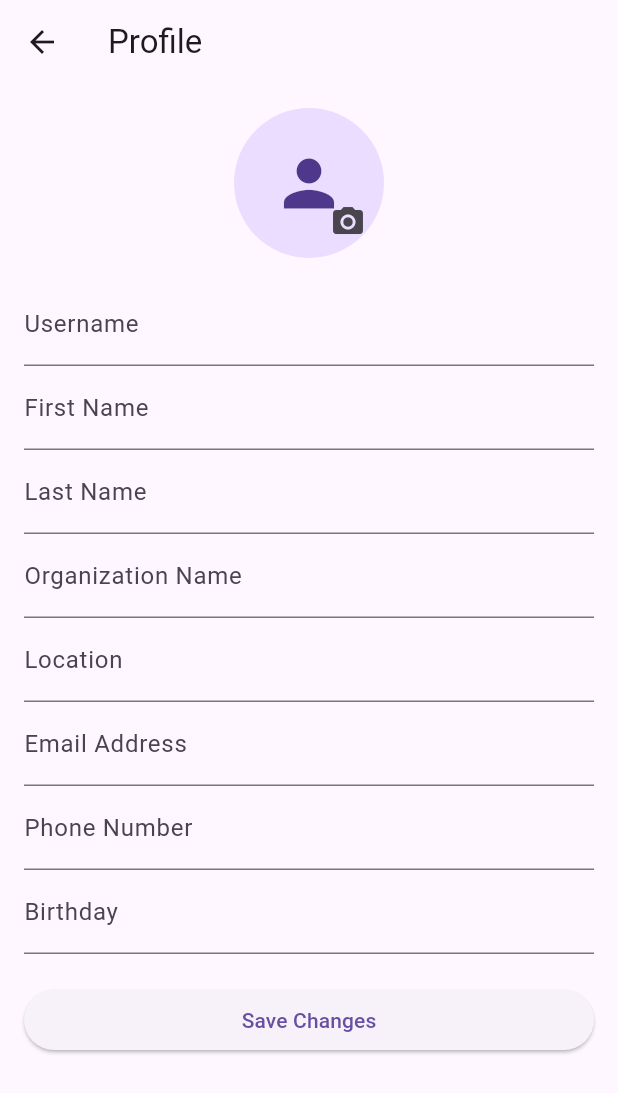
After one commit to bsc-com-35-20/Intern_Hub, a Flutter app: the UpdateProfile screen opened by its route, on a phone screen of 412 x 824 dp. The commit adds this screen. Shown: the top 1093 px of the screen. Run offline on Flutter 3.47's test engine with Material 3 defaults, Android fonts, the light colour scheme and no system bars; our stand-ins replace cloud_firestore, connectivity_plus, firebase_auth, firebase_core, fluttertoast, image_picker and 1 more; accounts and stored records are empty.

Commit message:
Trying to create a user profile updating page

```diff
--- a/lib/Settings/SettingsPage.dart
+++ b/lib/Settings/SettingsPage.dart
@@ -1,6 +1,7 @@
 import 'package:flutter/material.dart';
 import 'package:firebase_auth/firebase_auth.dart';
 import 'package:fluttertoast/fluttertoast.dart';
+import '../Settings/UpdateProfile.dart';
 
 class SettingsPage extends StatefulWidget {
   @override
--- /dev/null
+++ b/lib/Settings/UpdateProfile.dart
@@ -0,0 +1,152 @@
+import 'package:flutter/material.dart';
+import 'package:intl/intl.dart';
+import 'package:image_picker/image_picker.dart';
+import 'dart:io';
+
+
+class UpdateProfile extends StatefulWidget {
+  @override
+  _UpdateProfileState createState() => _UpdateProfileState();
+}
+
+class _UpdateProfileState extends State<UpdateProfile> {
+  File? _image;
+  final _formKey = GlobalKey<FormState>();
+  final _usernameController = TextEditingController();
+  final _firstNameController = TextEditingController();
+  final _lastNameController = TextEditingController();
+  final _organizationController = TextEditingController();
+  final _locationController = TextEditingController();
+  final _emailController = TextEditingController();
+  final _phoneController = TextEditingController();
+  final _birthdayController = TextEditingController();
+
+  Future<void> _pickImage() async {
+    final pickedFile = await ImagePicker().pickImage(source: ImageSource.gallery);
+    if (pickedFile != null) {
+      setState(() {
+        _image = File(pickedFile.path);
+      });
+    }
+  }
+
+  @override
+  Widget build(BuildContext context) {
+    return Scaffold(
+      appBar: AppBar(
+        title: Text('Profile'),
+      ),
+      body: Padding(
+        padding: const EdgeInsets.all(16.0),
+        child: Form(
+          key: _formKey,
+          child: ListView(
+            children: [
+              Center(
+                child: Stack(
+                  children: [
+                    CircleAvatar(
+                      radius: 50,
+                      backgroundImage:
+                          _image != null ? FileImage(_image!) : null,
+                      child: _image == null
+                          ? Icon(Icons.person, size: 50)
+                          : null,
+                    ),
+                    Positioned(
+                      bottom: 0,
+                      right: 0,
+                      child: IconButton(
+                        icon: Icon(Icons.camera_alt),
+                        onPressed: _pickImage,
+                      ),
+                    ),
+                  ],
+                ),
+              ),
+              SizedBox(height: 16),
+              TextFormField(
+                controller: _usernameController,
+                decoration: InputDecoration(
+                  labelText: 'Username',
+                ),
+              ),
+              TextFormField(
+                controller: _firstNameController,
+                decoration: InputDecoration(
+                  labelText: 'First Name',
+                ),
+              ),
+              TextFormField(
+                controller: _lastNameController,
+                decoration: InputDecoration(
+                  labelText: 'Last Name',
+                ),
+              ),
+              TextFormField(
+                controller: _organizationController,
+                decoration: InputDecoration(
+                  labelText: 'Organization Name',
+                ),
+              ),
+              TextFormField(
+                controller: _locationController,
+                decoration: InputDecoration(
+                  labelText: 'Location',
+                ),
+              ),
+              TextFormField(
+                controller: _emailController,
+                decoration: InputDecoration(
+                  labelText: 'Email Address',
+                ),
+                keyboardType: TextInputType.emailAddress,
+              ),
+              TextFormField(
+                controller: _phoneController,
+                decoration: InputDecoration(
+                  labelText: 'Phone Number',
+                ),
+                keyboardType: TextInputType.phone,
+              ),
+              TextFormField(
+                controller: _birthdayController,
+                decoration: InputDecoration(
+                  labelText: 'Birthday',
+                ),
+                readOnly: true,
+                onTap: () async {
+                  DateTime? pickedDate = await showDatePicker(
+                    context: context,
+                    initialDate: DateTime.now(),
+                    firstDate: DateTime(1900),
+                    lastDate: DateTime.now(),
+                  );
+                  if (pickedDate != null) {
+                    String formattedDate =
+                        DateFormat('MM/dd/yyyy').format(pickedDate);
+                    setState(() {
+                      _birthdayController.text = formattedDate;
+                    });
+                  }
+                },
+              ),
+              SizedBox(height: 20),
+              ElevatedButton(
+                onPressed: () {
+                  if (_formKey.currentState!.validate()) {
+                    // Handle form submission logic
+                    ScaffoldMessenger.of(context).showSnackBar(
+                      SnackBar(content: Text('Profile Saved')),
+                    );
+                  }
+                },
+                child: Text('Save Changes'),
+              ),
+            ],
+          ),
+        ),
+      ),
+    );
+  }
+}
--- a/lib/main.dart
+++ b/lib/main.dart
@@ -4,12 +4,14 @@ import 'package:flutter/material.dart';
 import 'package:firebase_core/firebase_core.dart'; // Import Firebase core
 import 'package:internhub/LogIn_ And_Register/Log_In.dart';
 import 'package:internhub/LogIn_ And_Register/Register.dart';
+import 'package:internhub/Settings/UpdateProfile.dart';
 import 'firebase_options.dart';
 import 'package:internhub/Home/HomePage.dart';
 import 'package:internhub/Home/Vacancies.dart';
 import 'package:internhub/Vacancy/VacancyDetails1.dart';
 import 'package:internhub/Vacancy/VacancyDetails2.dart';
 import 'package:internhub/Vacancy/VacancyDetails3.dart';
+
 
 
 void main() async {
@@ -38,6 +40,7 @@ class MyApp extends StatelessWidget {
         '/LogIn': (context) => Log_In(), // Define LogIn route
         '/Register': (context) => Register(), // Define Register route
         '/Home': (context) => HomePage(),
+        '/UpdateProfile':(context) => UpdateProfile(),
 
         '/VacancyDetails1': (context) => VacancyDetails1(),
         '/VacancyDetails2': (context) => VacancyDetails2(),
```
Also changed, not shown: pubspec.yaml (+4 -4 lines), pubspec.lock, 7 other files.
